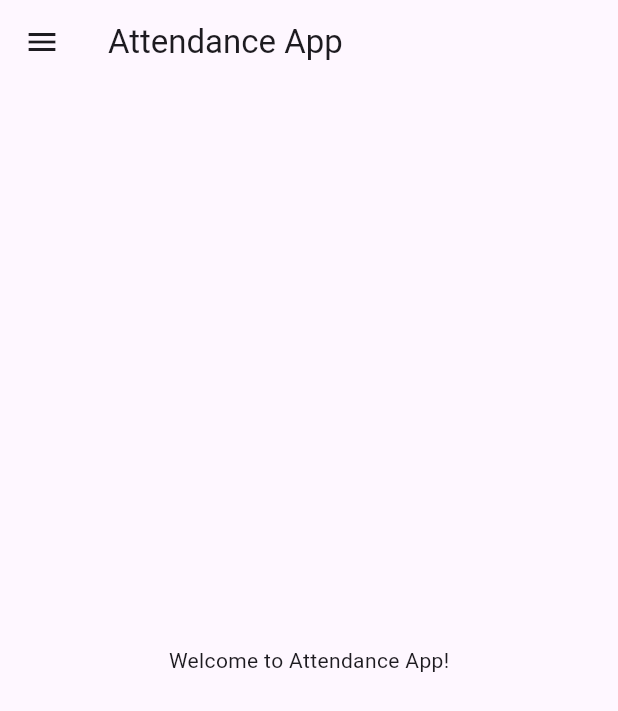
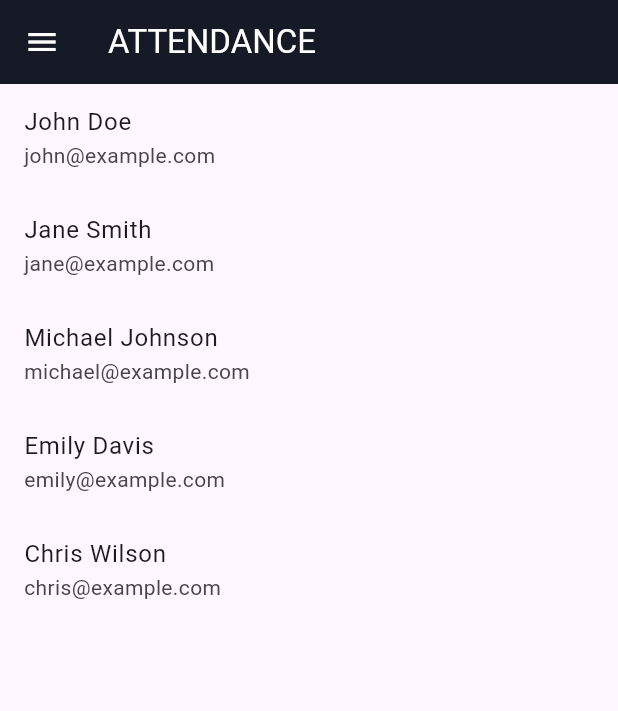
Before and after one commit to tamtaSaurabh/attandace-app, a Flutter app: the MenuScreen screen opened directly, on a phone screen of 412 x 824 dp. Shown: the top 711 px of the screen. Run offline on Flutter 3.47's test engine with Material 3 defaults, Android fonts, the phone set to English and light mode, and no system bars; our stand-ins replace firebase_auth, firebase_core, get; accounts and stored records are empty; network calls fail.

```diff
--- a/lib/screens/menu_screen.dart
+++ b/lib/screens/menu_screen.dart
@@ -1,43 +1,119 @@
 import 'package:flutter/material.dart';
 import 'package:get/get.dart';
+import 'package:attendance_app/services/auth_services.dart';
+import 'login_screen.dart';
+import 'dart:convert';
+import 'package:flutter/services.dart';
+import 'package:firebase_auth/firebase_auth.dart';
+import 'package:attendance_app/utils/constants.dart';
 
 class MenuScreen extends StatelessWidget {
+  final AuthService _authService = AuthService();
+
+  Future<List<dynamic>> loadMembers() async {
+    // Load the JSON file
+    final String response =
+        await rootBundle.loadString('lib/assets/fake_users.json');
+    final data = await json.decode(response);
+    return data['members'];
+  }
+
   @override
   Widget build(BuildContext context) {
+    User? currentUser = _authService.getCurrentUser();
     return Scaffold(
       appBar: AppBar(
-        title: Text('Attendance App'),
+        title: Text(
+          'ATTENDANCE',
+          style: TextStyle(color: Colors.white),
+        ),
+        backgroundColor: AppColors.background,
+        iconTheme: IconThemeData(color: Colors.white),
       ),
       drawer: Drawer(
         child: ListView(
           padding: EdgeInsets.zero,
           children: <Widget>[
             DrawerHeader(
-              child: Text('Menu',
-                  style: TextStyle(color: Colors.white, fontSize: 24)),
+              child: Column(
+                crossAxisAlignment: CrossAxisAlignment.start,
+                children: [
+                  Icon(
+                    Icons.person, // Replace with your desired icon
+                    size: 40,
+                    color: Colors.white,
+                  ),
+                  SizedBox(height: 8), // Space between icon and text
+                  Text(
+                    currentUser?.displayName ?? "User",
+                    style: TextStyle(color: Colors.white, fontSize: 24),
+                  ),
+                  SizedBox(height: 4),
+                  Text(
+                    currentUser?.email ?? "",
+                    style: TextStyle(color: Colors.white, fontSize: 16),
+                  ),
+                ],
+              ),
               decoration: BoxDecoration(
-                color: Colors.blue,
+                color: AppColors.background,
               ),
             ),
             ListTile(
-              title: Text('Attendance'),
+              title: Text('Attendance',
+                  style: TextStyle(color: AppColors.textColor)),
               onTap: () {
                 // Navigate to Attendance Screen
                 Navigator.pop(context);
               },
             ),
             ListTile(
-              title: Text('Locations'),
+              title: Text('Locations',
+                  style: TextStyle(color: AppColors.textColor)),
               onTap: () {
                 // Navigate to Locations Screen
                 Navigator.pop(context);
               },
             ),
+            ListTile(
+              leading: Icon(
+                Icons.logout,
+                color: AppColors.errorColor,
+              ),
+              title: Text('Sign Out',
+                  style: TextStyle(color: AppColors.textColor)),
+              onTap: () async {
+                await _authService.signOut();
+                Get.offAll(LoginScreen());
+              },
+            ),
           ],
         ),
       ),
-      body: Center(
-        child: Text('Welcome to Attendance App!'),
+      body: FutureBuilder<List<dynamic>>(
+        future: loadMembers(),
+        builder: (context, snapshot) {
+          if (snapshot.connectionState == ConnectionState.waiting) {
+            return Center(child: CircularProgressIndicator());
+          } else if (snapshot.hasError) {
+            return Center(child: Text('Error: ${snapshot.error}'));
+          } else {
+            final members = snapshot.data!;
+            return ListView.builder(
+              itemCount: members.length,
+              itemBuilder: (context, index) {
+                final member = members[index];
+                return ListTile(
+                  title: Text(member['name']),
+                  subtitle: Text(member['email']),
+                  onTap: () {
+                    // Handle member tap (e.g., navigate to details screen)
+                  },
+                );
+              },
+            );
+          }
+        },
       ),
     );
   }
--- a/lib/utils/constants.dart
+++ b/lib/utils/constants.dart
@@ -0,0 +1,10 @@
+import 'package:flutter/material.dart';
+
+class AppColors {
+  static const Color background = Color(0xFF161926);
+  static const Color containerBackground = Colors.white;
+  static const Color textColor = Colors.black;
+  static const Color buttonColor = Color(0xFF6229EE);
+  static const Color hintTextColor = Colors.black54;
+  static const Color errorColor = Colors.redAccent;
+}
--- a/pubspec.yaml
+++ b/pubspec.yaml
@@ -36,6 +36,8 @@ dependencies:
   # The following adds the Cupertino Icons font to your application.
   # Use with the CupertinoIcons class for iOS style icons.
   cupertino_icons: ^1.0.6
+  firebase_core: ^3.5.0
+  firebase_auth:  ^5.3.0
 
 dev_dependencies:
   flutter_test:
@@ -58,6 +60,8 @@ flutter:
   # included with your application, so that you can use the icons in
   # the material Icons class.
   uses-material-design: true
+  assets:
+   - lib/assets/fake_users.json
 
   # To add assets to your application, add an assets section, like this:
   # assets:
```
Also changed, not shown: lib/assets/fake_users.json (added, +130 -0 lines), lib/main.dart (+11 -4 lines), lib/screens/login_screen.dart (added, +128 -0 lines), lib/screens/registration_screen.dart (added, +163 -0 lines), lib/services/auth_services.dart (added, +39 -0 lines), pubspec.lock, 12 other files.
